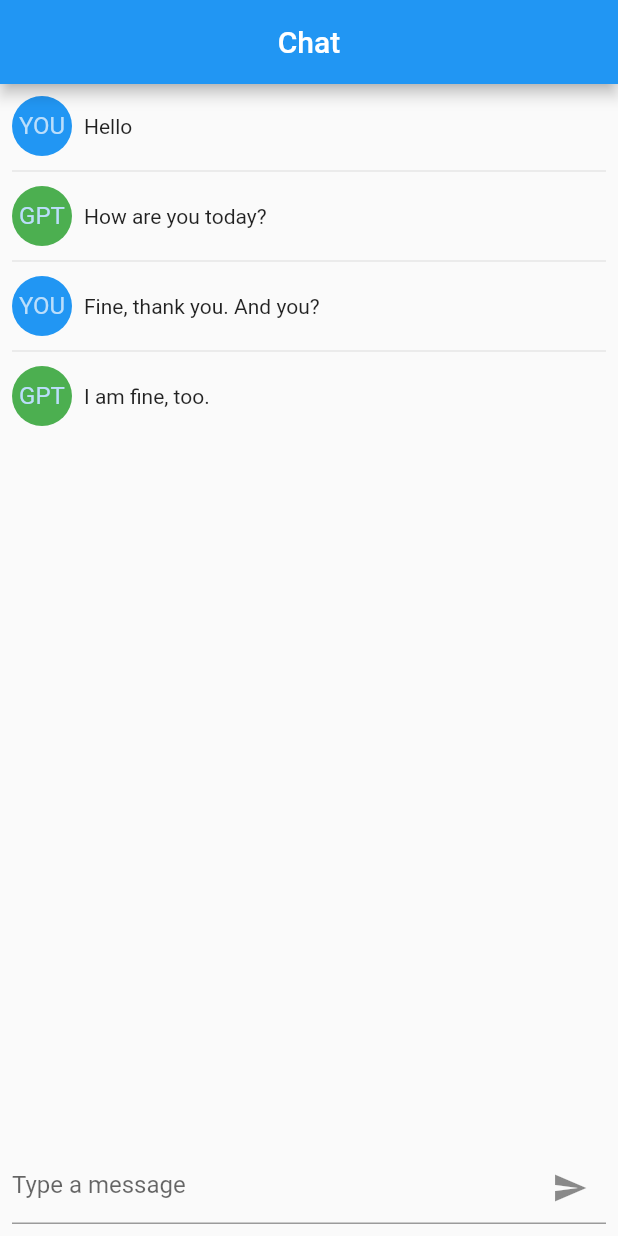
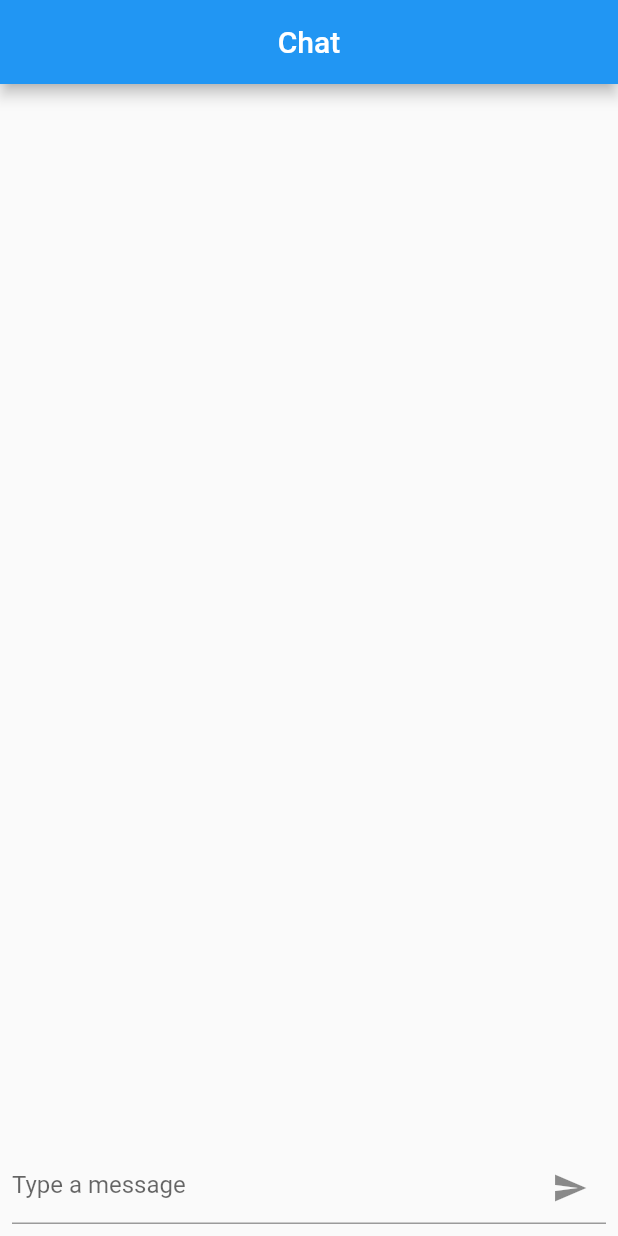
Before and after one commit to SunXiaoNJU/flutter_gpt, a Flutter app: the screen it shows after launch, on a phone screen of 412 x 824 dp. Run offline on Flutter 3.47's test engine with Material 2 defaults, Android fonts, the phone set to English and light mode, and no system bars; our stand-ins replace hooks_riverpod.

Commit message:
feat: add riverpod

```diff
--- a/lib/main.dart
+++ b/lib/main.dart
@@ -1,8 +1,9 @@
 import 'package:flutter/material.dart';
 import 'package:flutter_gpt_/widgets/chat_screen.dart';
+import 'package:hooks_riverpod/hooks_riverpod.dart';
 
 void main() {
-  runApp(const MyApp());
+  runApp(const ProviderScope(child: MyApp()));
 }
 
 class MyApp extends StatelessWidget {
--- /dev/null
+++ b/lib/state/message_state.dart
@@ -0,0 +1,14 @@
+import 'package:hooks_riverpod/hooks_riverpod.dart';
+import '../models/message.dart';
+
+class MessageList extends StateNotifier<List<Message>> {
+  MessageList() : super([]);
+
+  void addMessage(Message message) {
+    state = [...state, message];
+  }
+}
+
+final messageProvider = StateNotifierProvider<MessageList, List<Message>>(
+  (ref) => MessageList(),
+);
--- a/lib/widgets/chat_screen.dart
+++ b/lib/widgets/chat_screen.dart
@@ -1,35 +1,24 @@
 import 'package:flutter/material.dart';
 import 'package:flutter_gpt_/models/message.dart';
+import 'package:hooks_riverpod/hooks_riverpod.dart';
+import '../state/message_state.dart';
 import 'message_item.dart';
 
-class ChatScreen extends StatelessWidget {
+class ChatScreen extends HookConsumerWidget {
   ChatScreen({super.key});
-
-  final List<Message> messages = [
-    Message(content: "Hello", isUser: true, timestamp: DateTime.now()),
-    Message(
-        content: "How are you today?",
-        isUser: false,
-        timestamp: DateTime.now()),
-    Message(
-        content: "Fine, thank you. And you?",
-        isUser: true,
-        timestamp: DateTime.now()),
-    Message(
-        content: "I am fine, too.", isUser: false, timestamp: DateTime.now()),
-  ];
 
   final _textController = TextEditingController();
 
-  _sendMessage(String content) {
+  _sendMessage(String content, WidgetRef ref) {
     final message =
         Message(content: content, isUser: true, timestamp: DateTime.now());
-    messages.add(message);
+    ref.read(messageProvider.notifier).addMessage(message); // 添加消息
     _textController.clear();
   }
 
   @override
-  Widget build(BuildContext context) {
+  Widget build(BuildContext context, WidgetRef ref) {
+    final messages = ref.watch(messageProvider); // 获取数据
     return Scaffold(
       appBar: AppBar(
         title: const Center(
@@ -60,7 +49,7 @@ class ChatScreen extends StatelessWidget {
                     onPressed: () {
                       // 这里处理发送事件
                       if (_textController.text.isNotEmpty) {
-                        _sendMessage(_textController.text);
+                        _sendMessage(_textController.text, ref);
                       }
                     },
                     icon: const Icon(
```
Also changed, not shown: pubspec.yaml (+6 -4 lines), pubspec.lock.
